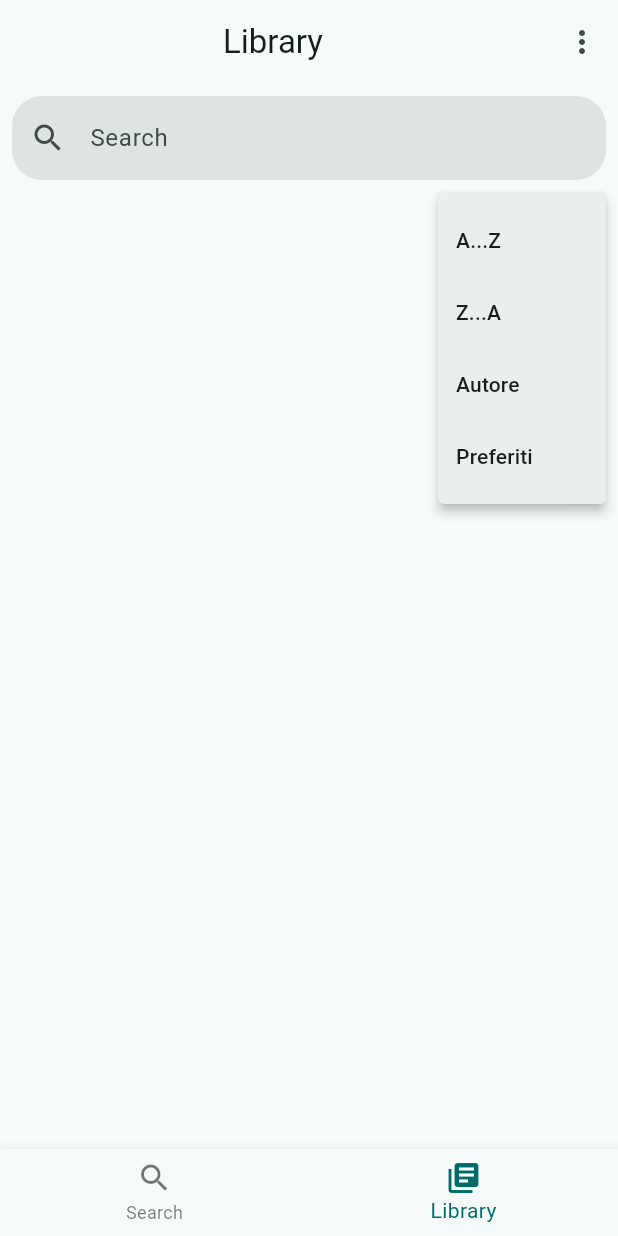
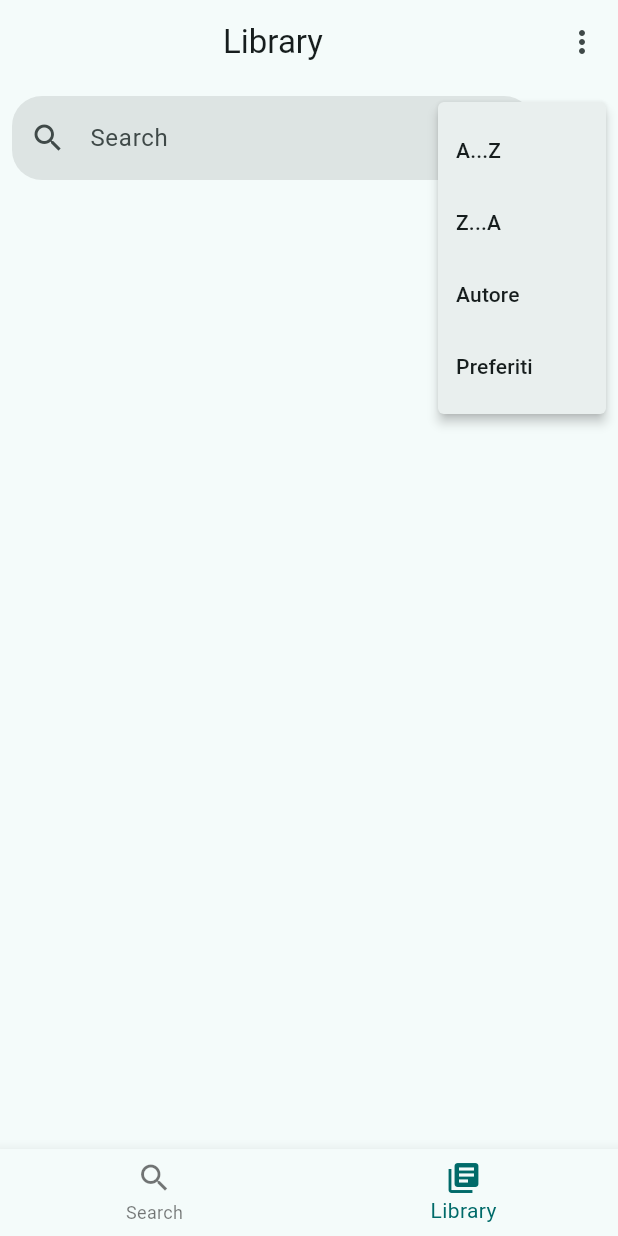
Before and after one commit to Rody0735/libreria, a Flutter app: the screen it shows after launch, item 2 of the bottom bar chosen, after a tap on the "filter list" icon, on a phone screen of 412 x 824 dp. Run offline on Flutter 3.47's test engine with Material 3 defaults, Android fonts, the phone set to English and light mode, and no system bars; our stand-ins replace permission_handler, sqflite; missing offline and left inert: barcode_scan2; accounts and stored records are empty.

Commit message:
change to library page

```diff
--- a/lib/screens/library_page.dart
+++ b/lib/screens/library_page.dart
@@ -100,19 +100,10 @@ class _LibraryPageState extends State<LibraryPage> {
                   ),
                 ),
 
-              ],
-            ),
-          ),
-          Padding(
-            padding: const EdgeInsets.symmetric(horizontal: 8.0),
-            child: Row(
-              mainAxisAlignment: MainAxisAlignment.end,
-              children: [
                 PopupMenuButton<String>(
                   onSelected: _onSortOrderChanged,
-                  icon: Icon(
+                  icon: const Icon(
                     Icons.filter_list,
-                    color: Colors.black.withOpacity(0.6),
                   ),
                   itemBuilder: (BuildContext context) {
                     return [
@@ -138,6 +129,7 @@ class _LibraryPageState extends State<LibraryPage> {
               ],
             ),
           ),
+
           Expanded(
             child: BooksList(
               booksFuture: _books,
```
